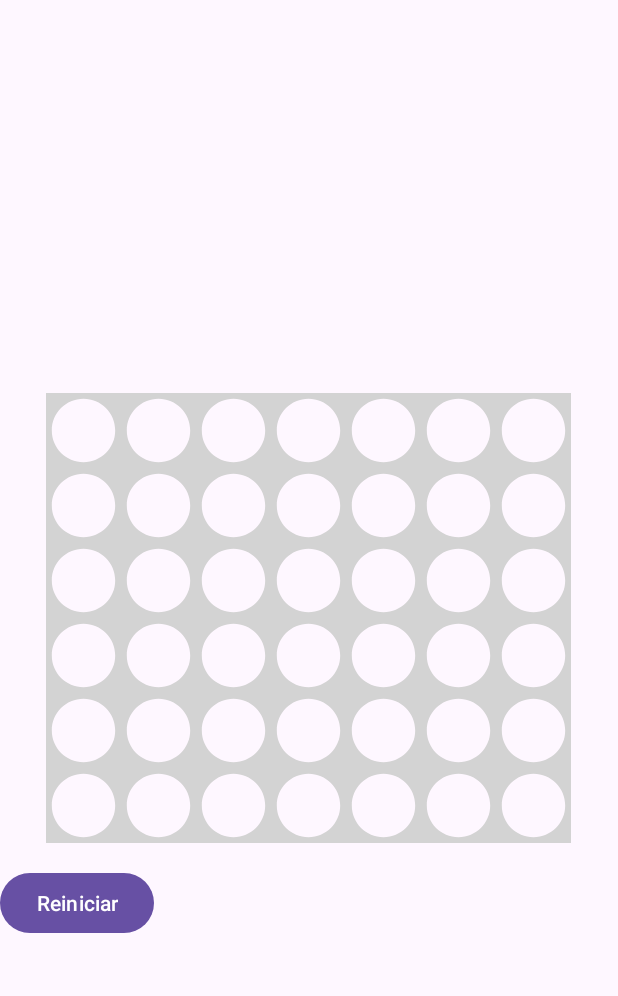
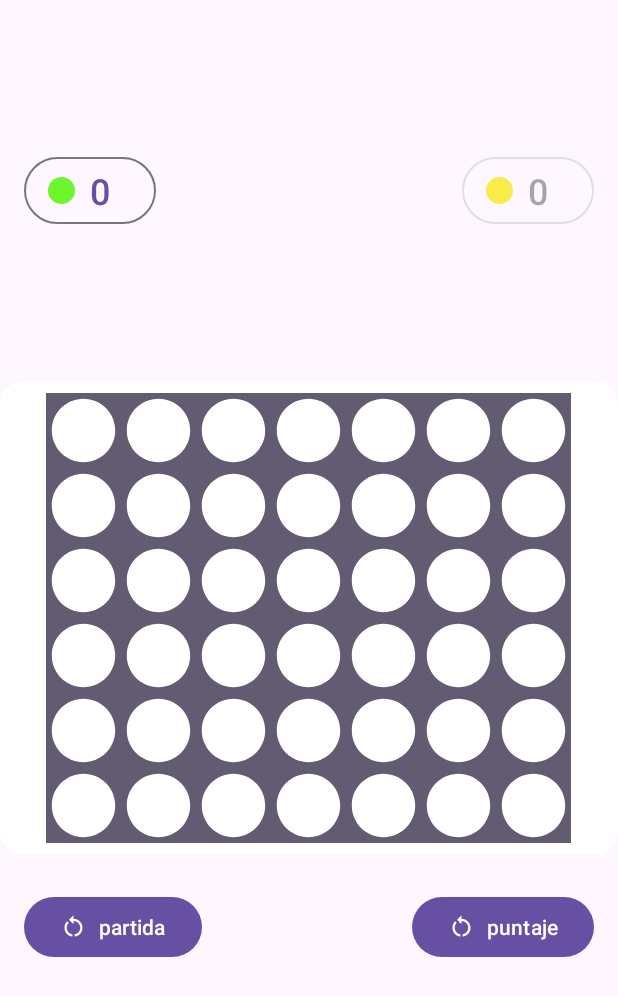
Before and after one commit to hall9zeha/ConnectFour-Android, an Android app: the screen it shows after launch (MainActivity), on a phone screen of 412 x 824 dp. Shown: the top 996 px of the screen. Run offline under Robolectric (Android 15) with nearby library versions, the phone set to English and light mode, and no system bars.

Commit message:
Added, bg_win drawable
refactor postDelay function, button, resetGame, buttonReset statistics, and corresponding events

```diff
--- /dev/null
+++ b/InKotlin/app/src/main/res/drawable/bg_win_piece.xml
@@ -0,0 +1,5 @@
+<vector android:height="48dp" android:viewportHeight="512"
+    android:viewportWidth="512" android:width="48dp" xmlns:android="http://schemas.android.com/apk/res/android">
+    <path android:fillColor="#625b71" android:pathData="M0,0h512v512h-512z"/>
+    <path android:fillColor="#fff" android:pathData="M256,256.46m-242.87,0a242.87,242.87 0,1 1,485.74 0a242.87,242.87 0,1 1,-485.74 0"/>
+</vector>
--- a/InKotlin/app/src/main/res/drawable/circle_box.xml
+++ b/InKotlin/app/src/main/res/drawable/circle_box.xml
@@ -1,4 +1,4 @@
 <vector android:height="48dp" android:viewportHeight="512"
     android:viewportWidth="512" android:width="48dp" xmlns:android="http://schemas.android.com/apk/res/android">
-    <path android:fillColor="#d3d3d3" android:pathData="M0,0V512H512V0ZM256,472.38C136.5,472.38 39.63,375.5 39.63,256S136.5,39.63 256,39.63 472.38,136.5 472.38,256 375.5,472.38 256,472.38Z"/>
+    <path android:fillColor="?attr/colorAccent" android:pathData="M0,0V512H512V0ZM256,472.38C136.5,472.38 39.63,375.5 39.63,256S136.5,39.63 256,39.63 472.38,136.5 472.38,256 375.5,472.38 256,472.38Z"/>
 </vector>
--- /dev/null
+++ b/InKotlin/app/src/main/res/drawable/ic_reset.xml
@@ -0,0 +1,6 @@
+<vector android:height="24dp" android:tint="#000000"
+    android:viewportHeight="24" android:viewportWidth="24"
+    android:width="24dp" xmlns:android="http://schemas.android.com/apk/res/android">
+    <path android:fillColor="@android:color/white" android:pathData="M12,5V2L8,6l4,4V7c3.31,0 6,2.69 6,6c0,2.97 -2.17,5.43 -5,5.91v2.02c3.95,-0.49 7,-3.85 7,-7.93C20,8.58 16.42,5 12,5z"/>
+    <path android:fillColor="@android:color/white" android:pathData="M6,13c0,-1.65 0.67,-3.15 1.76,-4.24L6.34,7.34C4.9,8.79 4,10.79 4,13c0,4.08 3.05,7.44 7,7.93v-2.02C8.17,18.43 6,15.97 6,13z"/>
+</vector>
--- /dev/null
+++ b/InKotlin/app/src/main/res/drawable/shape_background_board.xml
@@ -0,0 +1,5 @@
+<?xml version="1.0" encoding="utf-8"?>
+<shape xmlns:android="http://schemas.android.com/apk/res/android" android:shape="rectangle">
+    <solid android:color="@color/white"/>
+    <corners android:radius="16dp"/>
+</shape>
--- a/InKotlin/app/src/main/res/layout/activity_main.xml
+++ b/InKotlin/app/src/main/res/layout/activity_main.xml
@@ -9,11 +9,41 @@
     android:layout_width="match_parent"
     android:layout_height="match_parent"
     tools:context=".MainActivity">
+    <com.google.android.material.button.MaterialButton
+        android:layout_width="wrap_content"
+        android:layout_height="wrap_content"
+        android:id="@+id/btnMyPlayer"
+        tools:icon="@drawable/green_circle"
+        app:iconTint="#6cf72d"
+        tools:text="1"
+        android:textSize="24sp"
+        style="@style/Widget.Material3.Button.OutlinedButton.Icon"
+        app:layout_constraintStart_toStartOf="parent"
+        app:layout_constraintTop_toTopOf="parent"
+        app:layout_constraintBottom_toTopOf="@id/lnContent"
+        android:layout_margin="16dp"
+        />
+    <com.google.android.material.button.MaterialButton
+        android:layout_width="wrap_content"
+        android:layout_height="wrap_content"
+        android:id="@+id/btnOtherPlayer"
+        tools:icon="@drawable/yellow_circle"
+        app:iconTint="#f9ec48"
+        tools:text="1"
+        android:textSize="24sp"
+        style="@style/Widget.Material3.Button.OutlinedButton.Icon"
+        app:layout_constraintEnd_toEndOf="parent"
+        app:layout_constraintTop_toTopOf="parent"
+        app:layout_constraintBottom_toTopOf="@id/lnContent"
+        android:layout_margin="16dp"
+        />
 <LinearLayout
     android:id="@+id/lnContent"
     android:orientation="horizontal"
-    android:layout_gravity="center_horizontal"
+    android:layout_gravity="center"
     android:gravity="center"
+    android:padding="8dp"
+    android:background="@drawable/shape_background_board"
     android:layout_width="match_parent"
     android:layout_height="wrap_content"
     app:layout_constraintStart_toStartOf="parent"
@@ -28,10 +58,23 @@
     <com.google.android.material.button.MaterialButton
         android:layout_width="wrap_content"
         android:layout_height="wrap_content"
-        android:id="@+id/btnReset"
-        android:text="Reiniciar"
+        android:id="@+id/btnResetGame"
+        android:text="partida"
+        app:icon="@drawable/ic_reset"
         app:layout_constraintStart_toStartOf="parent"
         app:layout_constraintTop_toBottomOf="@id/lnContent"
-        android:layout_marginTop="16dp"
+        android:layout_marginTop="24dp"
+       android:layout_marginStart="16dp"
+        />
+    <com.google.android.material.button.MaterialButton
+        android:layout_width="wrap_content"
+        android:layout_height="wrap_content"
+        android:id="@+id/btnResetStatistics"
+        app:icon="@drawable/ic_reset"
+        android:text="puntaje"
+        app:layout_constraintEnd_toEndOf="parent"
+        app:layout_constraintTop_toBottomOf="@id/lnContent"
+        android:layout_marginTop="24dp"
+        android:layout_marginEnd="16dp"
         />
 </androidx.constraintlayout.widget.ConstraintLayout>
--- a/InKotlin/app/src/main/res/values/strings.xml
+++ b/InKotlin/app/src/main/res/values/strings.xml
@@ -2,4 +2,7 @@
     <string name="app_name">ConnectFour</string>
     <string name="boxContentDesc">box for circle</string>
     <string name="accept">Aceptar</string>
+    <string name="cancel">Cancelar</string>
+    <string name="resetGameMsg">Realmente quieres reiniciar la partida?</string>
+    <string name="resetStats">Quieres reiniciar las estadísticas?</string>
 </resources>
```
Also changed, not shown: InKotlin/app/src/main/java/com/barryzea/connectfour/MainActivity.kt (+73 -42 lines), InKotlin/app/src/main/java/com/barryzea/connectfour/common/Extensions.kt (+18 -1 lines).
